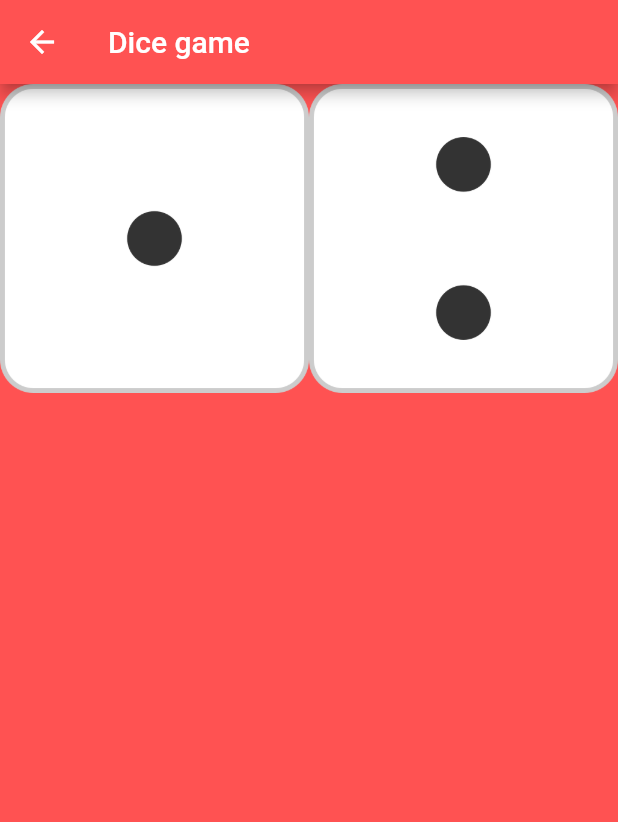
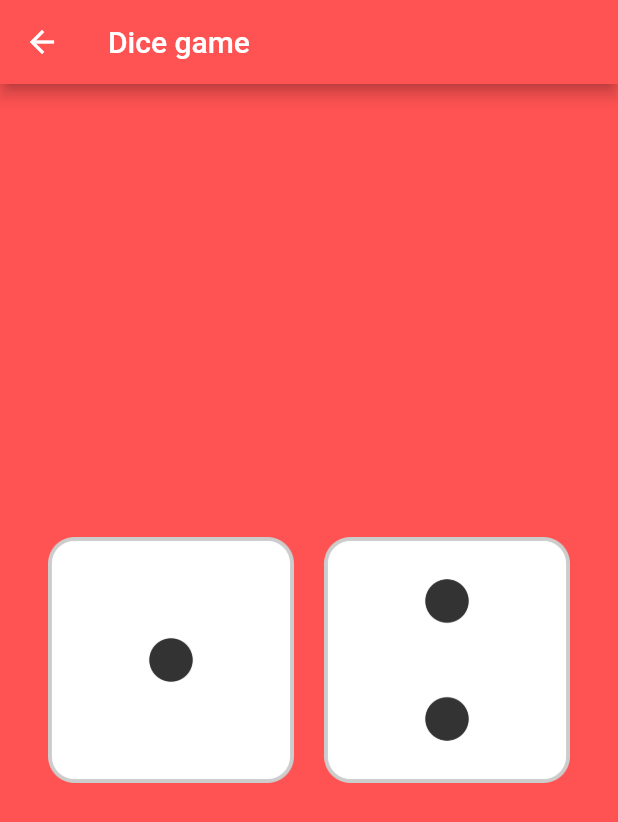
Before and after one commit to NalaJang/flutter_study, a Flutter app: the Dice screen opened directly, on a phone screen of 412 x 824 dp. Shown: the top 822 px of the screen. Run offline on Flutter 3.47's test engine with Material 2 defaults, Android fonts, the phone set to English and light mode, and no system bars.

Commit message:
Fix:dice 이미지 위치 수정

```diff
--- a/lib/dice.dart
+++ b/lib/dice.dart
@@ -17,17 +17,26 @@ class Dice extends StatelessWidget {
 
       body: Center(
         child: Column(
+          mainAxisAlignment: MainAxisAlignment.center,
           children: [
 
-            Row(
+            Padding(
+              padding: EdgeInsets.all(32.0),
+
+              child: Row(
                 children: [
                   Expanded(
                       child: Image.asset('image/dice1.png')
                   ),
+                  SizedBox(
+                    width: 20.0,
+                  ),
+
                   Expanded(
                       child: Image.asset('image/dice2.png')
                   )
                 ],
+              ),
             ),
           ],
         ),
```
Lines whose indentation alone changed are shown as unchanged.
